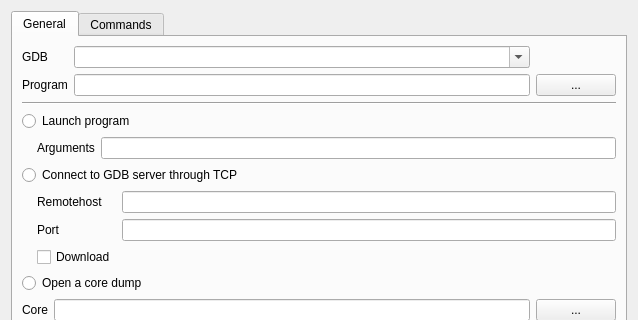
The window that src/opendialog.ui (jhn98032/gede) describes before a commit, drawn with Qt 5; both pictures show x 0 to 638 and y 0 to 320 of the 638 by 582 pixel window.
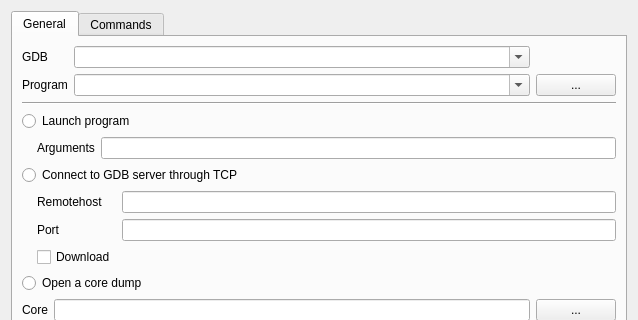
The same window after the commit. Custom widgets are drawn as their Qt base class.

```diff
--- a/src/opendialog.ui
+++ b/src/opendialog.ui
@@ -57,13 +57,16 @@
           </widget>
          </item>
          <item row="1" column="2">
-          <widget class="QLineEdit" name="lineEdit_program">
+          <widget class="QComboBox" name="comboBox_program">
            <property name="sizePolicy">
             <sizepolicy hsizetype="Expanding" vsizetype="Fixed">
              <horstretch>0</horstretch>
              <verstretch>0</verstretch>
             </sizepolicy>
            </property>
+           <property name="editable">
+            <bool>true</bool>
+           </property>
            <property name="toolTip">
             <string>&lt;html&gt;&lt;head/&gt;&lt;body&gt;&lt;p&gt;Program to debug&lt;/p&gt;&lt;/body&gt;&lt;/html&gt;</string>
            </property>
```
